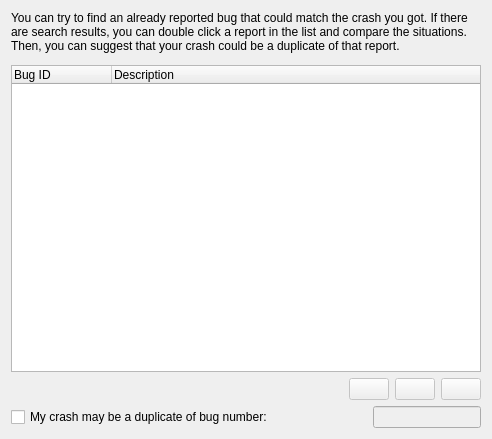
KDE/kde-runtime, file drkonqi/ui/assistantpage_bugzilla_duplicates.ui: the form before one commit.
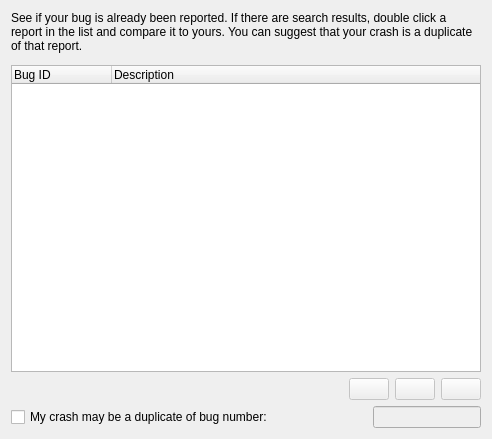
The form after the commit. Custom widgets are drawn as their Qt base class.

Patch:
```diff
--- a/drkonqi/ui/assistantpage_bugzilla_duplicates.ui
+++ b/drkonqi/ui/assistantpage_bugzilla_duplicates.ui
@@ -14,7 +14,7 @@
    <item>
     <widget class="QLabel" name="m_explanationLabel">
      <property name="text">
-      <string comment="@info/rich">You can try to find an already reported bug that could match the crash you got. If there are search results, you can double click a report in the list and compare the situations. Then, you can suggest that your crash could be a duplicate of that report.</string>
+      <string comment="@info/rich">See if your bug is already been reported. If there are search results, double click a report in the list and compare it to yours. You can suggest that your crash is a duplicate of that report.</string>
      </property>
      <property name="wordWrap">
       <bool>true</bool>
```
